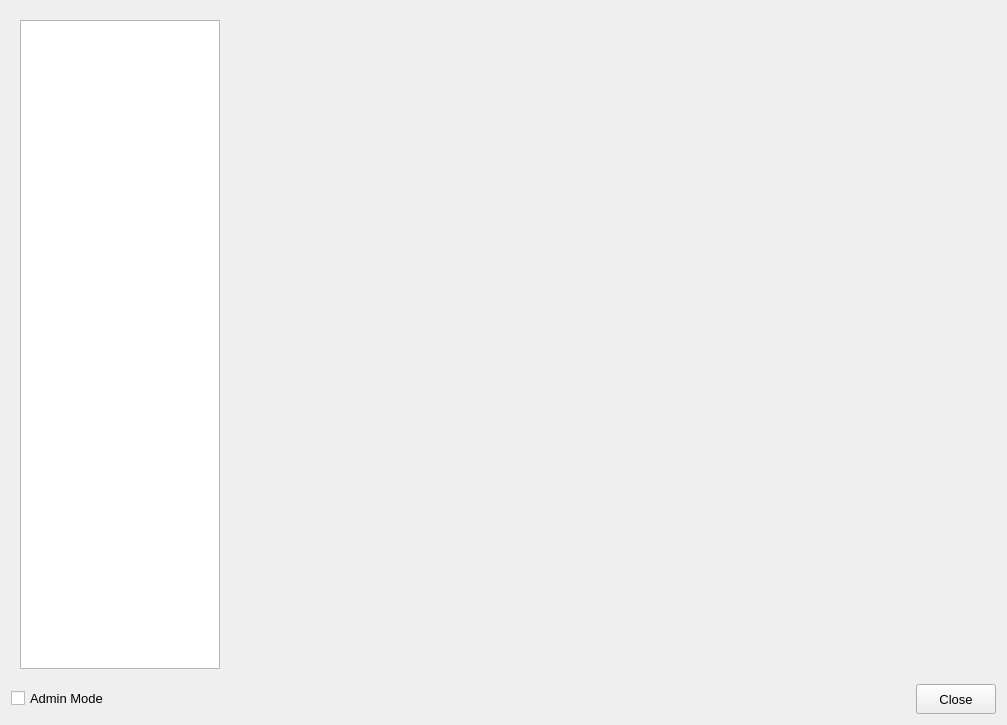
Before: the Qt Designer form interface/SettingsWindow.ui in tonmaiart/UkoreHub, drawn with Qt 5.
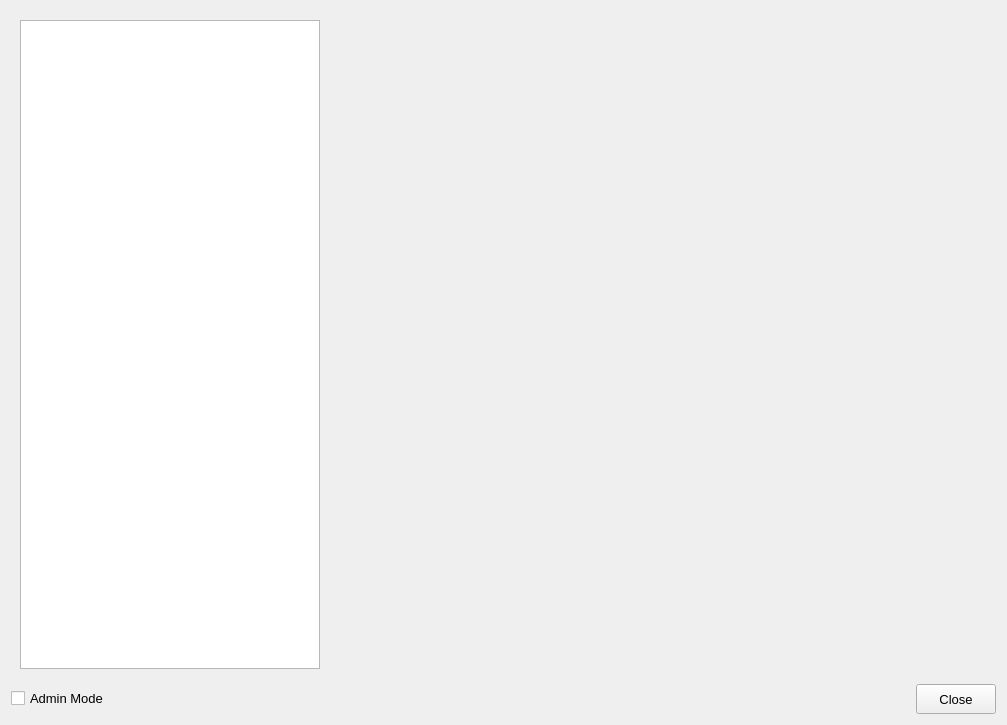
After: the same form once the commit is applied.

What changed in the file:
```diff
--- a/interface/SettingsWindow.ui
+++ b/interface/SettingsWindow.ui
@@ -24,7 +24,7 @@
        <widget class="QListWidget" name="listWidget_settings">
         <property name="maximumSize">
          <size>
-          <width>200</width>
+          <width>300</width>
           <height>16777215</height>
          </size>
         </property>
```
